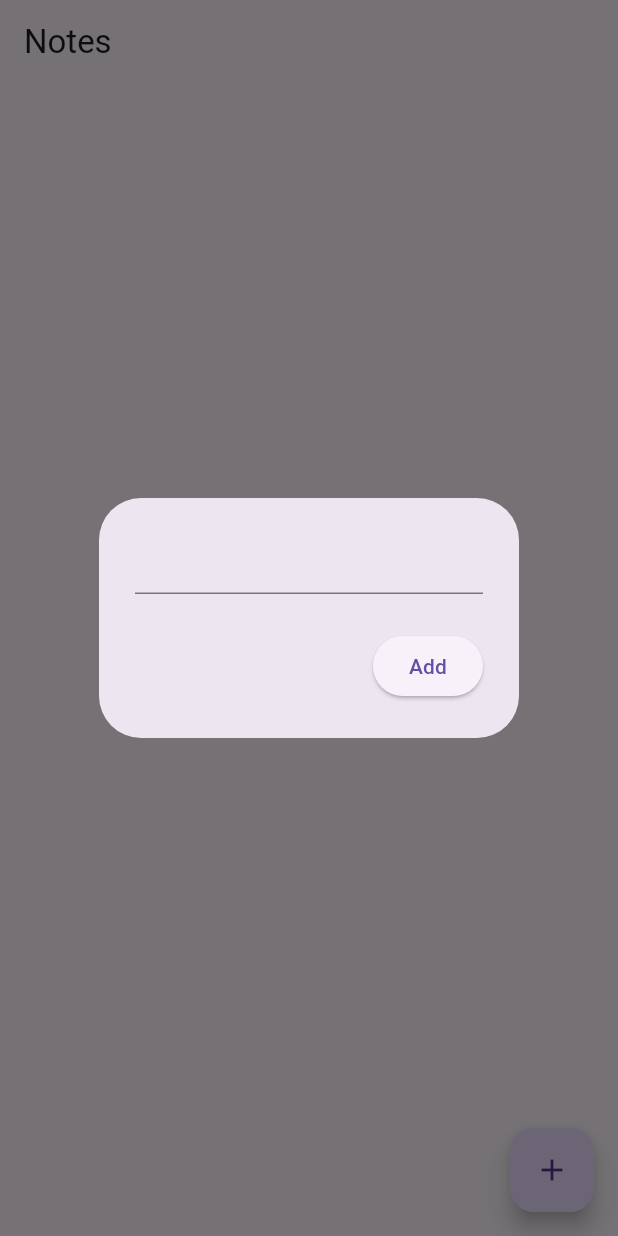
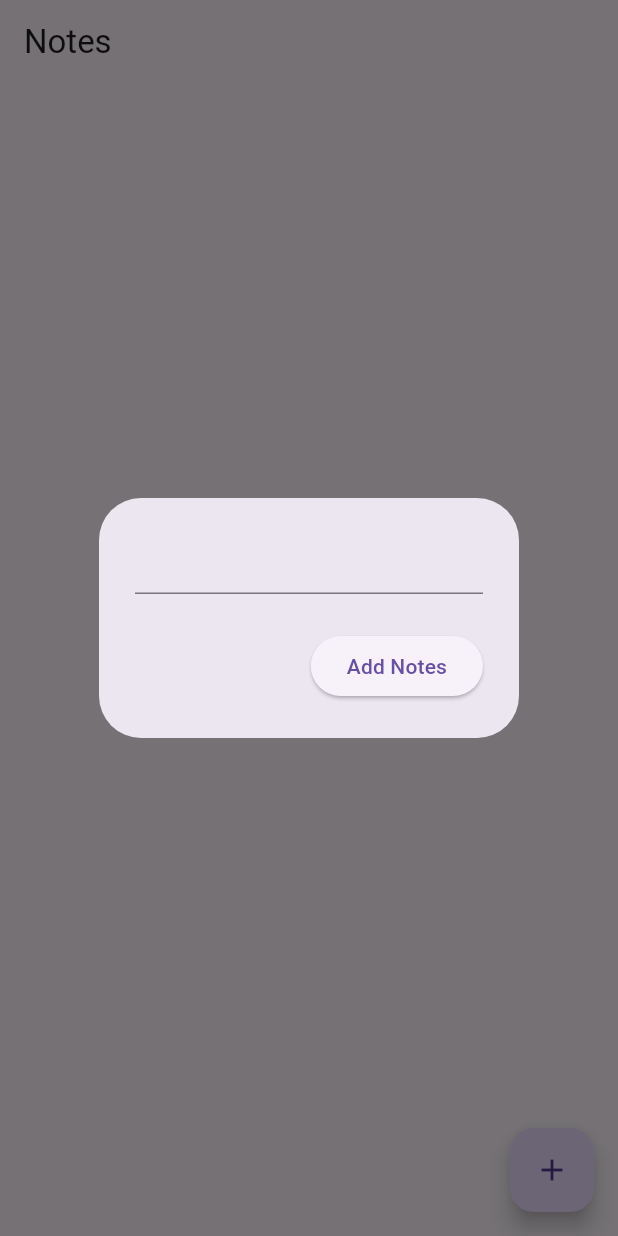
Before and after one commit to dimss113/flutter-firebase-CRUD, a Flutter app: the screen it shows after launch, after a tap on the "add" icon, on a phone screen of 412 x 824 dp. Run offline on Flutter 3.47's test engine with Material 3 defaults, Android fonts, the phone set to English and light mode, and no system bars; our stand-ins replace cloud_firestore, firebase_core; accounts and stored records are empty.

Commit message:
home page

```diff
--- a/lib/pages/home_page.dart
+++ b/lib/pages/home_page.dart
@@ -36,7 +36,7 @@ class _HomePageState extends State<HomePage> {
 
                         Navigator.pop(context);
                       },
-                      child: const Text("Add"))
+                      child: const Text("Add Notes"))
                 ]));
   }
 
```
